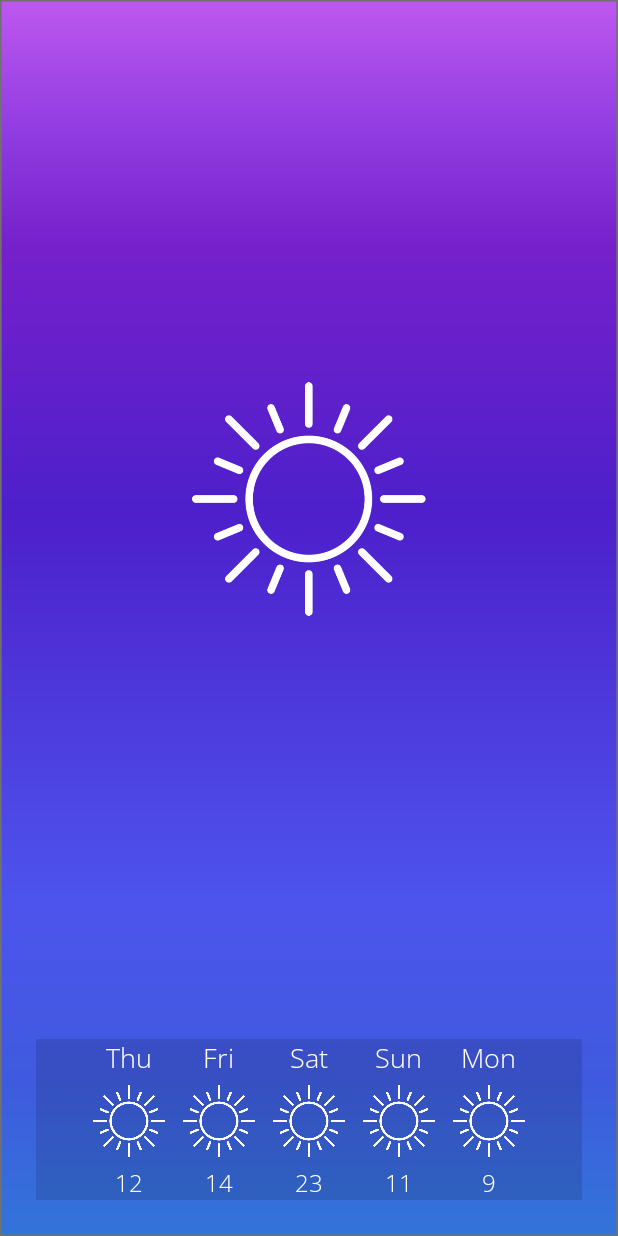
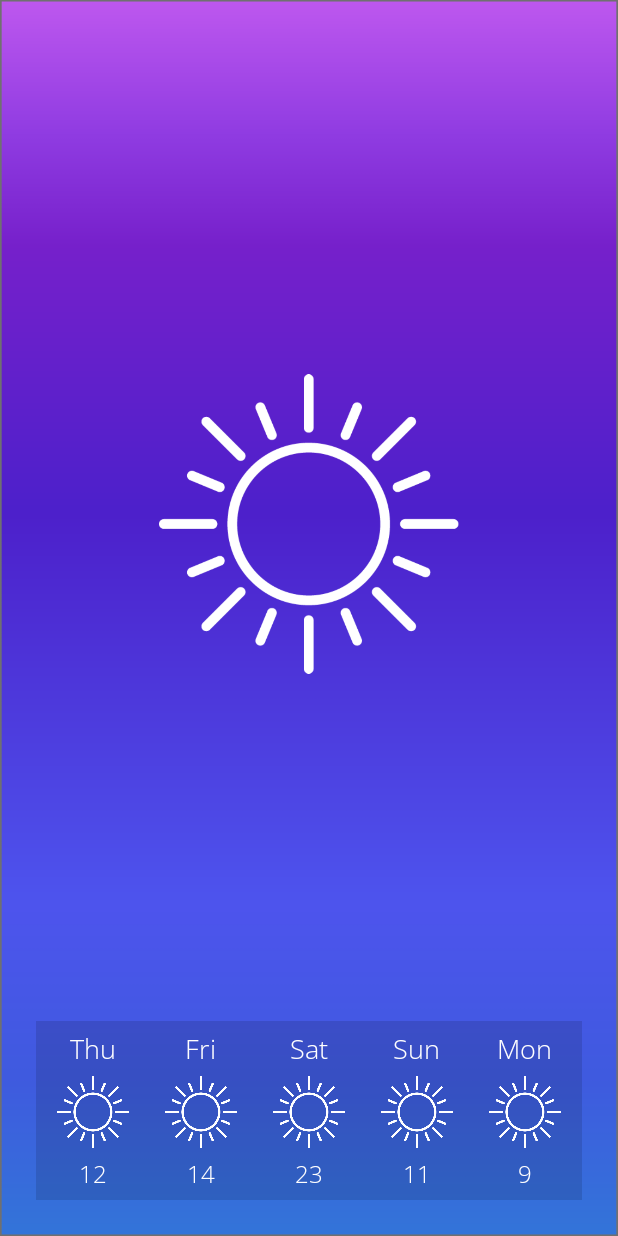
Before and after one commit to ivkeapp/WeatherApp, an Android app: the layout activity_main.xml on its own in the app's theme, with its tools: preview values and no code run, on a phone screen of 412 x 824 dp. Run offline under Robolectric (Android 15) with nearby library versions, the phone set to English and light mode, and no system bars.

Commit message:
Editting styles

```diff
--- a/app/src/main/res/layout/activity_main.xml
+++ b/app/src/main/res/layout/activity_main.xml
@@ -50,14 +50,14 @@
 
     <ImageView
         android:id="@+id/image"
-        android:layout_width="156dp"
-        android:layout_height="156dp"
+        android:layout_width="200dp"
+        android:layout_height="200dp"
         android:src="@drawable/sunny3x8"
         app:layout_constraintBottom_toBottomOf="parent"
         app:layout_constraintLeft_toLeftOf="parent"
         app:layout_constraintRight_toRightOf="parent"
         app:layout_constraintTop_toTopOf="parent"
-        app:layout_constraintVertical_bias="0.381"
+        app:layout_constraintVertical_bias="0.4"
         android:contentDescription="weather icon"/>
 
     <TextView
@@ -66,13 +66,10 @@
         android:layout_height="wrap_content"
         android:fontFamily="@font/raleway_extralight"
         android:textColor="@color/white"
-        android:textSize="42sp"
-        app:layout_constraintBottom_toBottomOf="parent"
-        app:layout_constraintHorizontal_bias="0.498"
+        android:textSize="50sp"
         app:layout_constraintLeft_toLeftOf="parent"
         app:layout_constraintRight_toRightOf="parent"
-        app:layout_constraintTop_toBottomOf="@id/image"
-        app:layout_constraintVertical_bias="0.03" />
+        app:layout_constraintTop_toBottomOf="@id/image" />
 
     <LinearLayout
         android:layout_width="match_parent"
@@ -88,7 +85,8 @@
             android:layout_width="wrap_content"
             android:layout_height="wrap_content"
             android:orientation="vertical"
-            android:gravity="center">
+            android:gravity="center"
+            android:layout_margin="6dp">
             <TextView
                 android:id="@+id/tv_forecast_day_frst"
                 android:layout_width="wrap_content"
@@ -116,7 +114,8 @@
             android:layout_width="wrap_content"
             android:layout_height="wrap_content"
             android:orientation="vertical"
-            android:gravity="center">
+            android:gravity="center"
+            android:layout_margin="6dp">
             <TextView
                 android:id="@+id/tv_forecast_day_second"
                 android:layout_width="wrap_content"
@@ -144,7 +143,8 @@
             android:layout_width="wrap_content"
             android:layout_height="wrap_content"
             android:orientation="vertical"
-            android:gravity="center">
+            android:gravity="center"
+            android:layout_margin="6dp">
             <TextView
                 android:id="@+id/tv_forecast_day_third"
                 android:layout_width="wrap_content"
@@ -172,7 +172,8 @@
             android:layout_width="wrap_content"
             android:layout_height="wrap_content"
             android:orientation="vertical"
-            android:gravity="center">
+            android:gravity="center"
+            android:layout_margin="6dp">
             <TextView
                 android:id="@+id/tv_forecast_day_fourth"
                 android:layout_width="wrap_content"
@@ -200,7 +201,8 @@
             android:layout_width="wrap_content"
             android:layout_height="wrap_content"
             android:orientation="vertical"
-            android:gravity="center">
+            android:gravity="center"
+            android:layout_margin="6dp">
             <TextView
                 android:id="@+id/tv_forecast_day_fifth"
                 android:layout_width="wrap_content"
--- a/app/src/main/res/values/styles.xml
+++ b/app/src/main/res/values/styles.xml
@@ -1,7 +1,7 @@
 <resources>
 
     <!-- Base application theme. -->
-    <style name="AppTheme" parent="Theme.AppCompat.Light.DarkActionBar">
+    <style name="AppTheme" parent="Theme.AppCompat.Light.NoActionBar">
         <!-- Customize your theme here. -->
         <item name="colorPrimary">@color/colorPrimary</item>
         <item name="colorPrimaryDark">@color/colorPrimaryDark</item>
```
